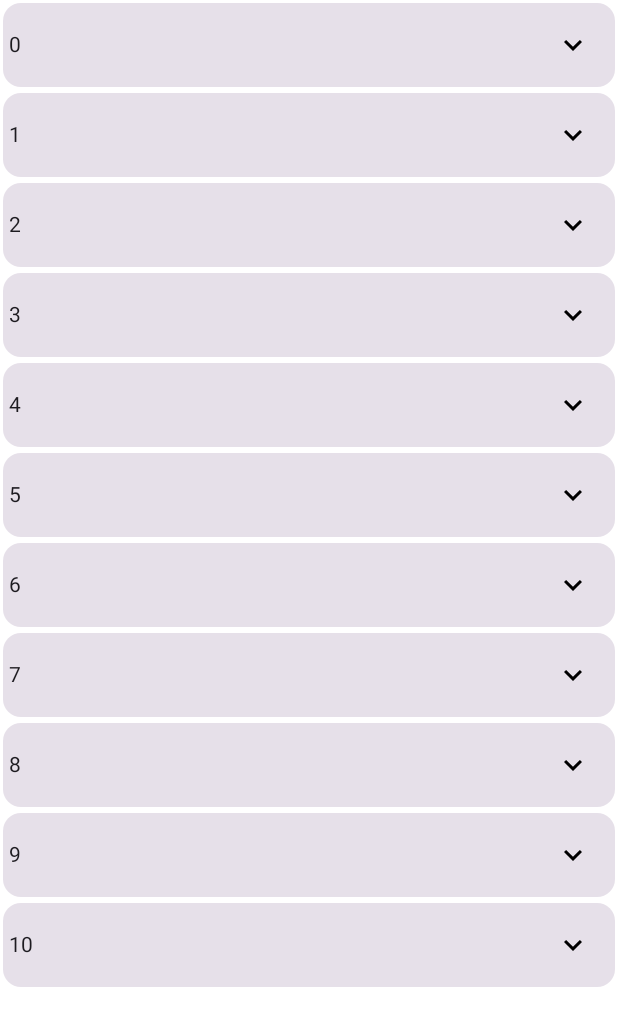
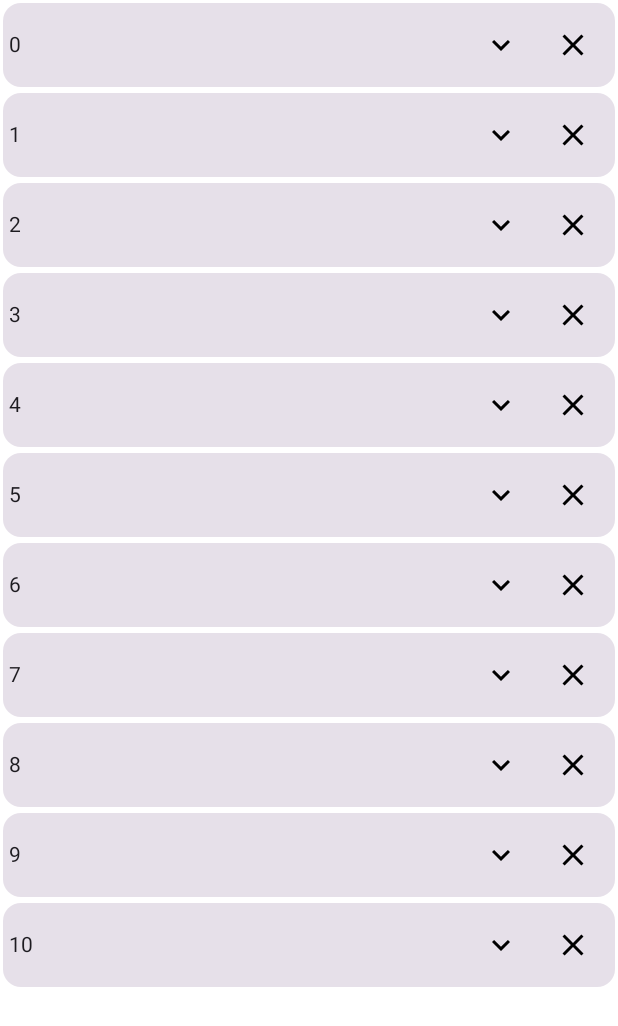
Before and after one commit to lezniak/navigation_kotlin_jetpack, an Android app built with Jetpack Compose: the @Preview function TaskCardPreview, on a phone screen of 412 x 824 dp. Shown: the top 1026 px of the screen. Run offline under Robolectric (Android 15) with nearby library versions, the phone set to English and light mode, and no system bars.

```diff
--- a/app/build.gradle.kts
+++ b/app/build.gradle.kts
@@ -50,6 +50,9 @@ android {
 }
 
 dependencies {
+    implementation ("androidx.compose.animation:animation:1.3.0")
+    implementation ("androidx.compose.foundation:foundation:1.3.0")
+    implementation ("androidx.compose.material:material:1.3.0")
     implementation("androidx.compose.material:material-icons-extended")
     implementation("androidx.activity:activity-compose:1.9.0")
     implementation("androidx.navigation:navigation-compose:2.7.7")
--- a/app/src/main/java/com/example/todolist/screens/TaskListScreen.kt
+++ b/app/src/main/java/com/example/todolist/screens/TaskListScreen.kt
@@ -1,6 +1,11 @@
 package com.example.todolist.screens
 
 import android.widget.ImageButton
+import androidx.compose.animation.AnimatedVisibility
+import androidx.compose.animation.expandVertically
+import androidx.compose.animation.fadeIn
+import androidx.compose.animation.fadeOut
+import androidx.compose.animation.shrinkVertically
 import androidx.compose.foundation.Image
 import androidx.compose.foundation.layout.Arrangement
 import androidx.compose.foundation.layout.Column
@@ -13,6 +18,7 @@ import androidx.compose.foundation.layout.padding
 import androidx.compose.foundation.lazy.LazyColumn
 import androidx.compose.foundation.lazy.items
 import androidx.compose.material.icons.Icons
+import androidx.compose.material.icons.filled.Clear
 import androidx.compose.material.icons.filled.ExpandLess
 import androidx.compose.material.icons.filled.ExpandMore
 import androidx.compose.material3.Card
@@ -26,6 +32,7 @@ import androidx.compose.runtime.mutableStateOf
 import androidx.compose.runtime.remember
 import androidx.compose.runtime.saveable.rememberSaveable
 import androidx.compose.runtime.setValue
+import androidx.compose.runtime.toMutableStateList
 import androidx.compose.ui.Alignment
 import androidx.compose.ui.Modifier
 import androidx.compose.ui.graphics.Color
@@ -40,56 +47,86 @@ fun TaskScreen(modifier: Modifier = Modifier) {
 }
 
 @Composable
-fun TaskCard(modifier: Modifier = Modifier,
-             title: String,
-             createDate: String,
-             description: String,
-             isExtended : Boolean,
-             onExtendedChange : (Boolean) -> Unit) {
+fun TaskCard(
+    modifier: Modifier = Modifier,
+    task: Task,
+    onClear: (Task) -> Unit,
+    onExtendedChange: (Boolean) -> Unit
+) {
 
-    Card(modifier = modifier
+    Card(
+        modifier = modifier
             .fillMaxWidth()
-        .padding(2.dp)) {
-
+            .padding(2.dp)
+    ) {
+        with(task) {
             Column(
                 modifier
                     .fillMaxWidth()
-                .padding(4.dp)) {
-            Row(horizontalArrangement = Arrangement.SpaceBetween, verticalAlignment = Alignment.CenterVertically, modifier = Modifier.fillMaxWidth()) {
+                    .padding(4.dp)
+            ) {
+                Row(
+                    horizontalArrangement = Arrangement.SpaceBetween,
+                    verticalAlignment = Alignment.CenterVertically,
+                    modifier = Modifier.fillMaxWidth()
+                ) {
                     Text(text = title)
-                IconButton(onClick = { onExtendedChange(!isExtended) }) {
-                    Image(imageVector = if (!isExtended) Icons.Default.ExpandMore else Icons.Default.ExpandLess, contentDescription = null)
+                    Row(){
+                        IconButton(onClick = { onExtendedChange(!isExtended.value) }) {
+                            Image(
+                                imageVector = if (!isExtended.value) Icons.Default.ExpandMore else Icons.Default.ExpandLess,
+                                contentDescription = null
+                            )
+                        }
+                        IconButton(onClick = { onClear(task) }) {
+                            Image(imageVector = Icons.Default.Clear, contentDescription = null)
+                        }
                     }
 
                 }
-            if (isExtended){
+                if (isExtended.value) {
                     HorizontalDivider(color = Color.Black, thickness = 1.dp)
-                Text(text = createDate)
+                    Text(text = "1999.20.20")
                     Spacer(modifier = Modifier.height(8.dp))
                     Text(text = description)
                 }
 
             }
-
-
+        }
     }
 }
 
 @Composable
 fun TaskList(modifier: Modifier = Modifier) {
-    val array = ArrayList<Task>()
-    for (i in 0..10){
-        array.add(Task(i.toString(),i.toString(), rememberSaveable {
+    val array = ArrayList<Task>().toMutableStateList()
+    for (i in 0..10) {
+        array.add(Task(i.toString(), i.toString(), rememberSaveable {
             mutableStateOf(false)
         }))
     }
 
     LazyColumn {
         items(items = array) { item ->
-            TaskCard(title = item.title, createDate = "2024.07.09 19:43", description = item.description, onExtendedChange = { bool -> item.isExtended.value = bool}, isExtended = item.isExtended.value)
+            var visible by remember { mutableStateOf(true) }
+
+            AnimatedVisibility(
+                visible = visible,
+                enter = fadeIn() + expandVertically(),
+                exit = fadeOut() + shrinkVertically()
+            )
+            {
+                TaskCard(
+                    task = item,
+                    onExtendedChange = { bool -> item.isExtended.value = bool },
+                    onClear = {
+                        array.remove(item)
+                        visible = false
+                    })
             }
         }
     }
+}
+
 @Preview
 @Composable
 private fun TaskCardPreview() {
```
Lines whose indentation alone changed are shown as unchanged.
